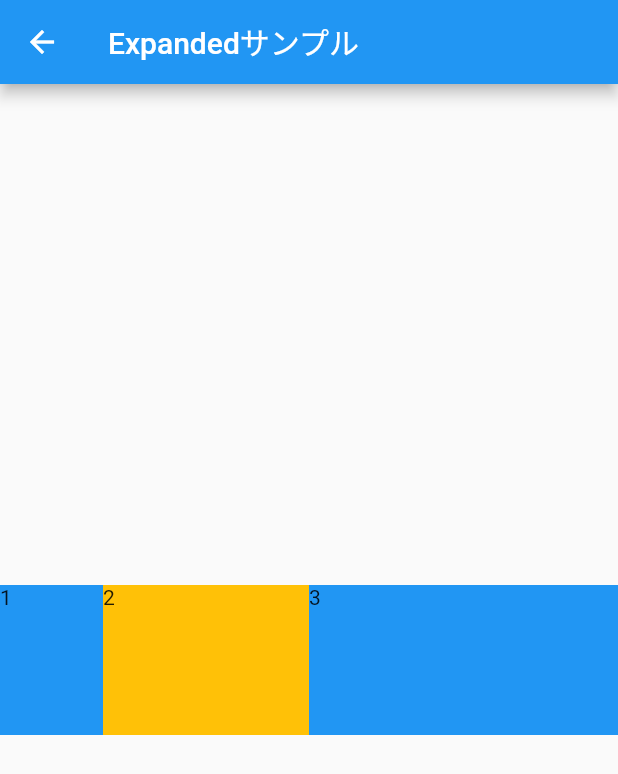
After one commit to taiseidev/flutter-of-week, a Flutter app: the screen it shows after launch, after a tap on "Expanded", on a phone screen of 412 x 824 dp. The commit adds this screen. Shown: the top 774 px of the screen. Run offline on Flutter 3.47's test engine with Material 2 defaults, Android fonts, the light colour scheme and no system bars.

Commit message:
Expandedを学習

```diff
--- a/lib/main.dart
+++ b/lib/main.dart
@@ -1,5 +1,6 @@
 import 'package:flutter/material.dart';
 
+import 'widgets/expanded.dart';
 import 'widgets/safearea.dart';
 
 void main() {
@@ -44,6 +45,18 @@ class MyHomePage extends StatelessWidget {
               },
               child: const Text('SafeArea'),
             ),
+            ElevatedButton(
+              onPressed: () {
+                Navigator.of(context).push(
+                  MaterialPageRoute(
+                    builder: (context) {
+                      return ExpandedPage();
+                    },
+                  ),
+                );
+              },
+              child: const Text('Expanded'),
+            ),
           ],
         ),
       ),
--- /dev/null
+++ b/lib/widgets/expanded.dart
@@ -0,0 +1,43 @@
+import 'package:flutter/material.dart';
+
+class ExpandedPage extends StatelessWidget {
+  @override
+  Widget build(BuildContext context) {
+    return Scaffold(
+      appBar: AppBar(
+        title: const Text('Expandedサンプル'),
+      ),
+      body: Center(
+        child: Row(
+          children: <Widget>[
+            Expanded(
+              flex: 1,
+              child: Container(
+                color: Colors.blue,
+                height: 100,
+                child: const Text('1'),
+              ),
+            ),
+            Expanded(
+              flex: 2,
+              child: Container(
+                color: Colors.amber,
+                height: 100,
+                width: 50,
+                child: const Text('2'),
+              ),
+            ),
+            Expanded(
+              flex: 3,
+              child: Container(
+                color: Colors.blue,
+                height: 100,
+                child: const Text('3'),
+              ),
+            ),
+          ],
+        ),
+      ),
+    );
+  }
+}
```
